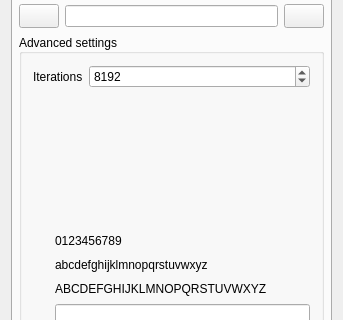
First picture: the form in Qt-SESAM/mainwindow.ui, repository 607011/Qt-SESAM, before the edit; both pictures show x 0 to 343 and y 194 to 514 of the 343 by 739 pixel window.
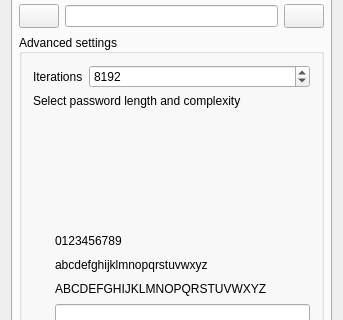
Second picture: the form after the edit. Icons and pictures are not drawn. Custom widgets are drawn as their Qt base class.

What changed in the file:
```diff
--- a/Qt-SESAM/mainwindow.ui
+++ b/Qt-SESAM/mainwindow.ui
@@ -418,6 +418,13 @@
              </item>
             </layout>
            </item>
+           <item>
+            <widget class="QLabel" name="label_15">
+             <property name="text">
+              <string>Select password length and complexity</string>
+             </property>
+            </widget>
+           </item>
            <item>
             <layout class="QGridLayout" name="selectorGridLayout">
              <property name="sizeConstraint">
@@ -435,7 +442,7 @@
              <property name="bottomMargin">
               <number>0</number>
              </property>
-             <item row="0" column="0">
+             <item row="1" column="0">
               <widget class="EasySelectorWidget" name="easySelectorWidget" native="true">
                <property name="sizePolicy">
                 <sizepolicy hsizetype="MinimumExpanding" vsizetype="MinimumExpanding">
```
